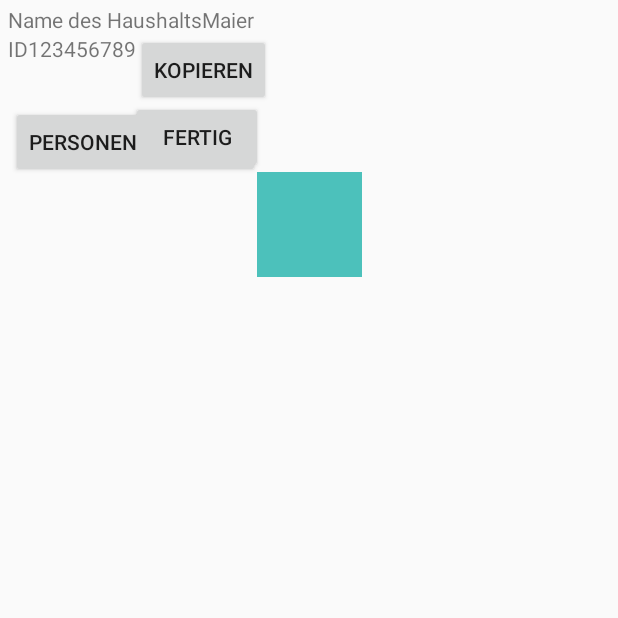
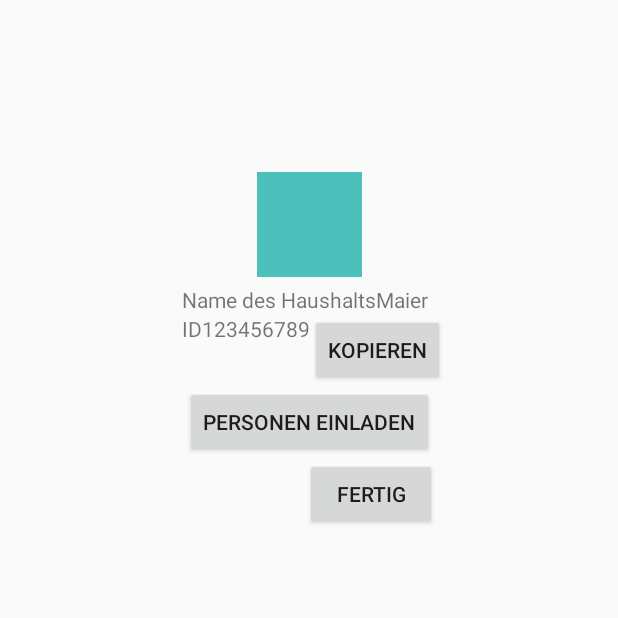
Before and after one commit to Pia98/HolMal, an Android app: the CreateHousehold screen opened directly, with no data from a screen before it, after a tap on "FERTIG", on a phone screen of 412 x 824 dp, the top half of it. Run offline under Robolectric (Android 15) with nearby library versions, the phone set to English and light mode, and no system bars; our stand-ins replace ButterKnife.

Commit message:
changed fragment position

```diff
--- a/app/src/main/res/layout/activity_create_household.xml
+++ b/app/src/main/res/layout/activity_create_household.xml
@@ -37,7 +37,10 @@
     <android.support.constraint.ConstraintLayout
         android:id="@+id/fragmentContainerCreateHousehold"
         android:layout_width="wrap_content"
-        android:layout_height="wrap_content" />
+        android:layout_height="wrap_content"
+        app:layout_constraintTop_toBottomOf="@id/linearLayout"
+        app:layout_constraintStart_toEndOf="@id/leftMargin"
+        app:layout_constraintEnd_toStartOf="@id/rightMargin"/>
 
     <!-- corresponds to button 3 in paper prototype-->
     <Button
--- a/app/src/main/res/layout/activity_move_in_household.xml
+++ b/app/src/main/res/layout/activity_move_in_household.xml
@@ -33,7 +33,10 @@
     <android.support.constraint.ConstraintLayout
         android:id="@+id/fragmentContainerMoveIn"
         android:layout_width="wrap_content"
-        android:layout_height="wrap_content" />
+        android:layout_height="wrap_content"
+        app:layout_constraintTop_toBottomOf="@id/householdIDAsText"
+        app:layout_constraintStart_toEndOf="@id/leftMargin"
+        app:layout_constraintEnd_toStartOf="@id/rightMargin"/>
 
     <!-- corresponds to button 5 in paper prototype-->
     <Button
--- a/app/src/main/res/layout/registration_activity.xml
+++ b/app/src/main/res/layout/registration_activity.xml
@@ -21,7 +21,10 @@
     <android.support.constraint.ConstraintLayout
         android:id="@+id/fragmentContainerRegistration"
         android:layout_width="wrap_content"
-        android:layout_height="wrap_content" />
+        android:layout_height="wrap_content"
+        app:layout_constraintStart_toEndOf="@id/leftMargin"
+        app:layout_constraintEnd_toStartOf="@id/rightMargin"
+        app:layout_constraintTop_toBottomOf="@id/dummyLogo"/>
 
     <!-- Guidelines -->
 
--- a/app/src/main/res/layout/registration_fragment1_fragment.xml
+++ b/app/src/main/res/layout/registration_fragment1_fragment.xml
@@ -72,7 +72,8 @@
         android:layout_height="wrap_content"
         android:text="@string/done"
         app:layout_constraintEnd_toStartOf="@id/rightMargin"
-        app:layout_constraintBottom_toTopOf="@id/bottomMargin"/>
+        app:layout_constraintBottom_toTopOf="@id/bottomMargin"
+        app:layout_constraintTop_toBottomOf="@id/invite"/>
 
 
     <!-- Guidelines -->
--- a/app/src/main/res/layout/registration_fragment2_fragment.xml
+++ b/app/src/main/res/layout/registration_fragment2_fragment.xml
@@ -29,7 +29,8 @@
         android:layout_height="wrap_content"
         android:text="@string/done"
         app:layout_constraintEnd_toStartOf="@id/rightMargin"
-        app:layout_constraintBottom_toTopOf="@id/bottomMargin"/>
+        app:layout_constraintBottom_toTopOf="@id/bottomMargin"
+        app:layout_constraintTop_toBottomOf="@id/idInput"/>
 
 
     <!-- Guidelines -->
```
